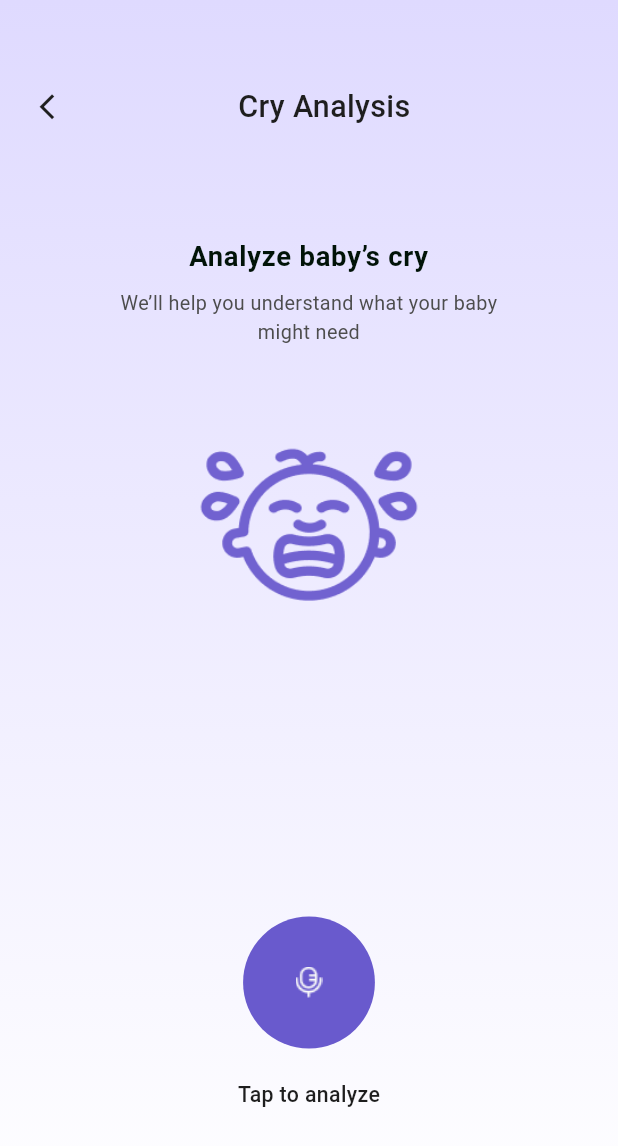
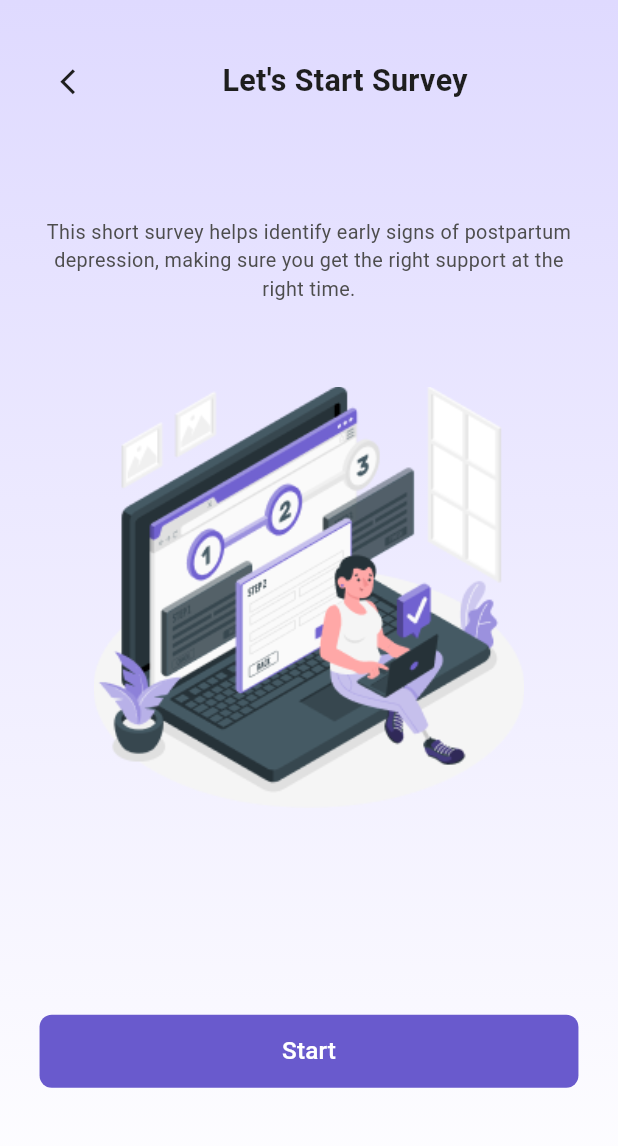
Before and after one commit to Myrnanader/Rafiq_app_Graduation_project, a Flutter app: the screen it shows after launch, on a phone screen of 412 x 824 dp. Shown: the top 1146 px of the screen. Run offline on Flutter 3.47's test engine with Material 3 defaults, Android fonts, the light colour scheme and no system bars; our stand-ins replace curved_navigation_bar, device_preview, dotted_border, flutter_bloc, flutter_screenutil, flutter_secure_storage and 8 more; missing offline and left inert: photo_manager, photo_manager_image_provider; Roboto replaces fonts that are missing (Poppins); project files that could hold a hidden picture were left out.

Commit message:
adding depression survey ui

```diff
--- a/lib/core/routing/app_routes.dart
+++ b/lib/core/routing/app_routes.dart
@@ -18,4 +18,9 @@ class AppRoutes {
 static const String cryAnalysisScreen = '/CryAnalysisScreen';
 static const String cryProgressScreen = '/CryProgressScreen';
 static const String cryResultScreen = '/CryResultScreen';
+
+// -------- Depression Feature --------
+static const String depressionStartScreen = '/DepressionStartScreen';
+static const String depressionSurveyScreen = '/DepressionSurveyScreen';
+static const String depressionResultScreen = '/DepressionResultScreen';
 }
--- a/lib/core/routing/router_generation_config.dart
+++ b/lib/core/routing/router_generation_config.dart
@@ -14,9 +14,11 @@ import 'package:rafiq_app/features/auth/presentation/views/verify_otp_screen.dar
 import 'package:rafiq_app/features/cry/presentation/views/cry_analysis_screen.dart';
 import 'package:rafiq_app/features/cry/presentation/views/cry_progress_screen.dart';
 import 'package:rafiq_app/features/cry/presentation/views/cry_results_screen.dart';
+import 'package:rafiq_app/features/depression/presentation/views/depression_result_screen.dart';
+import 'package:rafiq_app/features/depression/presentation/views/depression_start_screen.dart';
+import 'package:rafiq_app/features/depression/presentation/views/depression_survey_screen.dart';
 import 'package:rafiq_app/features/onBoarding/presentation/screens/on_boarding_screen.dart';
 import 'package:rafiq_app/features/splash/presentation/screens/splash_screen.dart';
-
 
 abstract class RouterGenerationConfig {
   static late final GoRouter router;
@@ -62,7 +64,7 @@ abstract class RouterGenerationConfig {
         GoRoute(
           path: AppRoutes.passwordChangedScreen,
           name: AppRoutes.passwordChangedScreen,
-        builder: (context, state) =>const PasswordSuccessScreen(),
+          builder: (context, state) => const PasswordSuccessScreen(),
         ),
 
         GoRoute(
@@ -103,16 +105,28 @@ path: AppRoutes.cryAnalysisScreen,
           builder: (context, state) => const CryAnalysisScreen(),
         ),
 
-
         GoRoute(
           path: AppRoutes.cryProgressScreen,
           builder: (context, state) => const CryProgressScreen(),
         ),
 
-
         GoRoute(
           path: AppRoutes.cryResultScreen,
           builder: (context, state) => const CryResultScreen(),
+        ),
+        GoRoute(
+          path: AppRoutes.depressionStartScreen,
+          builder: (context, state) => const DepressionStartScreen(),
+        ),
+
+        GoRoute(
+          path: AppRoutes.depressionSurveyScreen,
+          builder: (context, state) => const DepressionSurveyScreen(),
+        ),
+
+        GoRoute(
+          path: AppRoutes.depressionResultScreen,
+          builder: (context, state) => const DepressionResultScreen(),
         ),
       ],
     );
--- a/lib/core/theme/app_texts/app_text_styles.dart
+++ b/lib/core/theme/app_texts/app_text_styles.dart
@@ -125,6 +125,12 @@ static TextStyle font16Medium = TextStyle(
     fontFamily: AppFonts.poppins,
     //letterSpacing: 0.5.sp,
   );
+  static TextStyle font20SemiBold = TextStyle(
+    fontSize: 20.sp,
+    fontWeight: FontWeightHelper.semiBold,
+    fontFamily: AppFonts.poppins,
+    //letterSpacing: 0.5.sp,
+  );
   // ---------- Font 22 sizes ----------
   static TextStyle font22Regular = TextStyle(
     fontSize: 22.sp,
--- a/lib/core/theming/app_colors.dart
+++ b/lib/core/theming/app_colors.dart
@@ -14,6 +14,7 @@ class AppColors {
   // Common Colors
   static const primary = Color(0xFF695ACD);
   static const darkGray = Color(0xFF4D4D4D);
+  static const lightGray = Color.fromARGB(255, 154, 153, 153);
   static const error = Color(0xFFB00020);
 
   static const primaryFixed = Color(0xFFFDFFF5);
--- a/lib/core/utils/app_images.dart
+++ b/lib/core/utils/app_images.dart
@@ -12,5 +12,6 @@ class AppImages {
   static const String pregnantWoman = 'assets/images/pregnant-woman.png';
   static const String mic = 'assets/images/mic.png';
   static const String babyCry = 'assets/images/baby_cry.png';
+  static const String survey = 'assets/images/survey.png';
 
 }
--- /dev/null
+++ b/lib/features/depression/presentation/views/depression_start_screen.dart
@@ -0,0 +1,63 @@
+import 'package:flutter/material.dart';
+import 'package:flutter_screenutil/flutter_screenutil.dart';
+import 'package:go_router/go_router.dart';
+import 'package:rafiq_app/core/common/widgets/app_gradient_background.dart';
+import 'package:rafiq_app/core/routing/app_routes.dart';
+import 'package:rafiq_app/core/theme/app_texts/app_text_styles.dart';
+import 'package:rafiq_app/core/theming/app_colors.dart';
+import 'package:rafiq_app/core/utils/app_images.dart';
+import '../widgets/depression_common_app_bar.dart';
+import '../widgets/app_primary_button.dart';
+
+class DepressionStartScreen extends StatelessWidget {
+  const DepressionStartScreen({super.key});
+
+  @override
+  Widget build(BuildContext context) {
+    return Scaffold(
+      body: AppGradientBackground(
+        child: Padding(
+          padding: EdgeInsets.symmetric(horizontal: 24.w),
+          child: Column(
+            children: [
+              DepressionCommonAppBar(
+                title: "Let's Start Survey",
+                onBack: () => context.pop(),
+              ),
+
+              47.h.verticalSpace,
+
+              Text(
+                'This short survey helps identify early signs of postpartum depression, making sure you get the right support at the right time.',
+                textAlign: TextAlign.center,
+                style: AppTextStyles.font13Regular.copyWith(
+                  color: AppColors.darkGray,
+                ),
+              ),
+
+              54.h.verticalSpace,
+
+              Image.asset(
+                AppImages.survey,
+                width: 270.w,
+                height: 277.h,
+                fit: BoxFit.contain,
+              ),
+
+              const Spacer(),
+
+              AppPrimaryButton(
+                text: 'Start',
+                onPressed: () {
+                  context.go(AppRoutes.depressionSurveyScreen);
+                },
+              ),
+
+              96.h.verticalSpace,
+            ],
+          ),
+        ),
+      ),
+    );
+  }
+}
--- /dev/null
+++ b/lib/features/depression/presentation/widgets/app_primary_button.dart
@@ -0,0 +1,39 @@
+import 'package:flutter/material.dart';
+import 'package:flutter_screenutil/flutter_screenutil.dart';
+import 'package:rafiq_app/core/theme/app_texts/app_text_styles.dart';
+import 'package:rafiq_app/core/theming/app_colors.dart';
+class AppPrimaryButton extends StatelessWidget {
+  final String text;
+  final VoidCallback? onPressed;
+
+  const AppPrimaryButton({
+    super.key,
+    required this.text,
+    this.onPressed,
+  });
+
+  @override
+  Widget build(BuildContext context) {
+    return SizedBox(
+      height: 48.h,
+      width: double.infinity,
+      child: ElevatedButton(
+        onPressed: onPressed,
+        style: ElevatedButton.styleFrom(
+          backgroundColor: AppColors.onPrimary,
+          disabledBackgroundColor: AppColors.onSecondary,
+          shape: RoundedRectangleBorder(
+            borderRadius: BorderRadius.circular(8.r),
+          ),
+          elevation: 0,
+        ),
+        child: Text(
+          text,
+          style: AppTextStyles.font16Medium.copyWith(
+            color: Colors.white,
+          ),
+        ),
+      ),
+    );
+  }
+}
--- /dev/null
+++ b/lib/features/depression/presentation/widgets/depression_common_app_bar.dart
@@ -0,0 +1,44 @@
+import 'package:flutter/material.dart';
+import 'package:flutter_screenutil/flutter_screenutil.dart';
+import 'package:rafiq_app/core/theme/app_texts/app_text_styles.dart';
+import 'package:rafiq_app/core/theming/app_colors.dart';
+
+class DepressionCommonAppBar extends StatelessWidget {
+  final String title;
+  final VoidCallback onBack;
+
+  const DepressionCommonAppBar({
+    super.key,
+    required this.title,
+    required this.onBack,
+  });
+
+  @override
+  Widget build(BuildContext context) {
+    return Padding(
+      padding: EdgeInsets.only(top: 30.h, bottom: 18.h),
+      child: Row(
+        children: [
+          IconButton(
+            padding: EdgeInsets.zero,
+            constraints: const BoxConstraints(),
+            onPressed: onBack,
+            icon: Icon(
+              Icons.arrow_back_ios,
+              color: AppColors.onPrimaryFixed,
+              size: 20.sp,
+            ),
+          ),
+          const Spacer(),
+          Text(
+            title,
+            style: AppTextStyles.font20SemiBold.copyWith(
+              color: AppColors.onPrimaryFixed,
+            ),
+          ),
+          const Spacer(),
+        ],
+      ),
+    );
+  }
+}
--- a/lib/features/splash/presentation/screens/splash_screen.dart
+++ b/lib/features/splash/presentation/screens/splash_screen.dart
@@ -17,7 +17,7 @@ class _SplashScreenState extends State<SplashScreen> {
   void initState() {
     super.initState();
     Future.delayed(const Duration(seconds: 2), () {
-      context.go(AppRoutes.cryAnalysisScreen);
+      context.go(AppRoutes.depressionStartScreen);
     });
   }
 
```
Also changed, not shown: lib/features/depression/presentation/views/depression_result_screen.dart (added, +57 -0 lines), lib/features/depression/presentation/views/depression_survey_screen.dart (added, +149 -0 lines), lib/features/depression/presentation/widgets/app_secondary_button.dart (added, +39 -0 lines), lib/features/depression/presentation/widgets/depression_answer_option.dart (added, +56 -0 lines), lib/features/depression/presentation/widgets/depression_app_bar.dart (added, +49 -0 lines), lib/features/depression/presentation/widgets/depression_progress_bar.dart (added, +25 -0 lines), lib/features/depression/presentation/widgets/depression_question_card.dart (added, +19 -0 lines), lib/features/depression/presentation/widgets/depression_score_indicator.dart (added, +70 -0 lines), lib/features/depression/presentation/widgets/depression_section_header.dart (added, +29 -0 lines), assets/images/survey.png (added). Lines whose indentation alone changed are shown as unchanged.
